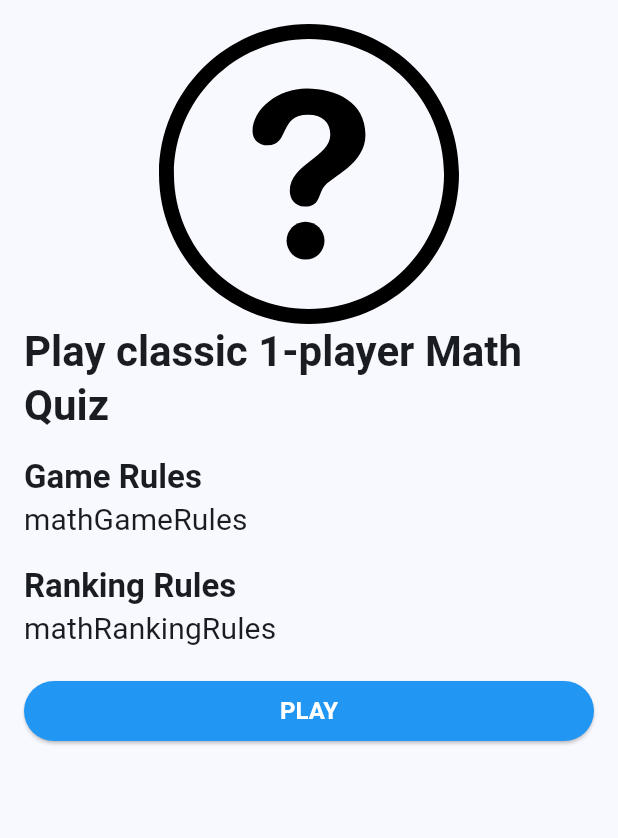
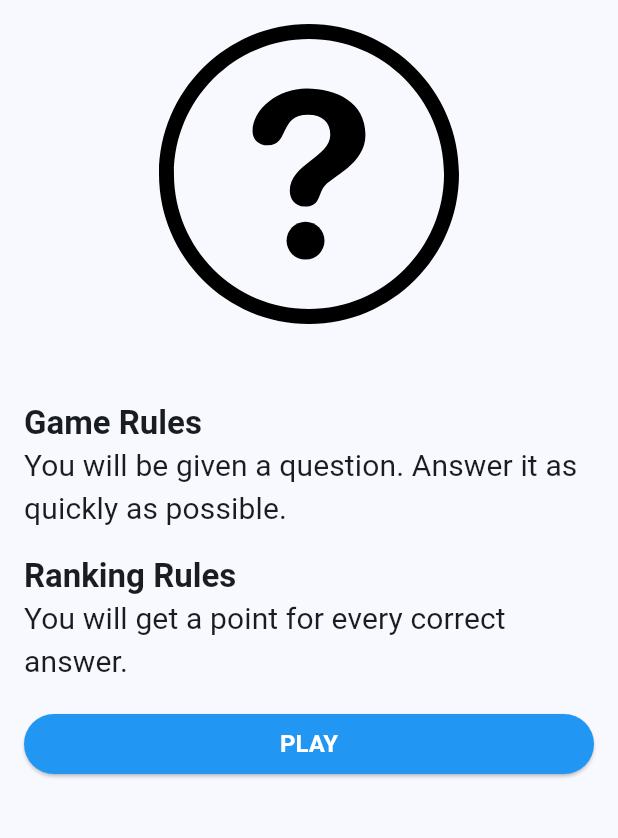
Before and after one commit to Dejana1202/mozgalica_mobilno_racunarstvo, a Flutter app: the screen it shows after launch, after a tap on "Math Quiz", on a phone screen of 412 x 824 dp, the part 84-922 px from its top. Run offline on Flutter 3.47's test engine with Material 3 defaults, Android fonts, the phone set to English and light mode, and no system bars; our stand-ins replace flutter_svg, shared_preferences, sqflite; accounts and stored records are empty.

Commit message:
Localization Game rules and ranking

```diff
--- a/lib/l10n/app_en.arb
+++ b/lib/l10n/app_en.arb
@@ -5,5 +5,23 @@
   "leaderboards": "Leaderboards",
   "settings": "Settings",
   "english": "English",
-  "serbian": "Serbian"
+  "serbian": "Serbian",
+  "clearFilters": "Clear filters",
+  "tttTitle": "Tic Tac Toe",
+  "memoryTitle": "Memory Game",
+  "mathQuizTitle": "Math Quiz",
+  "tttDescription": "A classic game of Tic Tac Toe. Play against a friend.",
+  "tttGameRules": "The game is played on a 3x3 grid. The player who succeeds in placing three of their marks in a horizontal, vertical, or diagonal row wins the game.",
+  "tttRankingRules": "Each win aword a point.",
+  "memoryDescription": "A game of memory. Try to remember the cards.",
+  "memoryGameRules": "You can flip 2 cards at once. If they match, they will remain flipped. If they don't match, they will be turned back over. Try to match all the cards to win the game.",
+  "memoryRankingRules": "You will get negative points for every card that is turned over.",
+  "mathQuizDescription": "A game of math. Try to answer the questions.",
+  "mathGameRules": "You will be given a question. Answer it as quickly as possible.",
+  "mathRankingRules": "You will get a point for every correct answer.",
+  "enterYourName": "Enter your name",
+  "playerName": "Player name",
+  "nameHint": "This name will be shown in the game. Keep it short for best layout.",
+  "gameRules": "Game Rules",
+  "rankingRules": "Ranking Rules"
 }
--- a/lib/l10n/app_localizations.dart
+++ b/lib/l10n/app_localizations.dart
@@ -133,6 +133,114 @@ abstract class AppLocalizations {
   /// In en, this message translates to:
   /// **'Serbian'**
   String get serbian;
+
+  /// No description provided for @clearFilters.
+  ///
+  /// In en, this message translates to:
+  /// **'Clear filters'**
+  String get clearFilters;
+
+  /// No description provided for @tttTitle.
+  ///
+  /// In en, this message translates to:
+  /// **'Tic Tac Toe'**
+  String get tttTitle;
+
+  /// No description provided for @memoryTitle.
+  ///
+  /// In en, this message translates to:
+  /// **'Memory Game'**
+  String get memoryTitle;
+
+  /// No description provided for @mathQuizTitle.
+  ///
+  /// In en, this message translates to:
+  /// **'Math Quiz'**
+  String get mathQuizTitle;
+
+  /// No description provided for @tttDescription.
+  ///
+  /// In en, this message translates to:
+  /// **'A classic game of Tic Tac Toe. Play against a friend.'**
+  String get tttDescription;
+
+  /// No description provided for @tttGameRules.
+  ///
+  /// In en, this message translates to:
+  /// **'The game is played on a 3x3 grid. The player who succeeds in placing three of their marks in a horizontal, vertical, or diagonal row wins the game.'**
+  String get tttGameRules;
+
+  /// No description provided for @tttRankingRules.
+  ///
+  /// In en, this message translates to:
+  /// **'Each win aword a point.'**
+  String get tttRankingRules;
+
+  /// No description provided for @memoryDescription.
+  ///
+  /// In en, this message translates to:
+  /// **'A game of memory. Try to remember the cards.'**
+  String get memoryDescription;
+
+  /// No description provided for @memoryGameRules.
+  ///
+  /// In en, this message translates to:
+  /// **'You can flip 2 cards at once. If they match, they will remain flipped. If they don\'t match, they will be turned back over. Try to match all the cards to win the game.'**
+  String get memoryGameRules;
+
+  /// No description provided for @memoryRankingRules.
+  ///
+  /// In en, this message translates to:
+  /// **'You will get negative points for every card that is turned over.'**
+  String get memoryRankingRules;
+
+  /// No description provided for @mathQuizDescription.
+  ///
+  /// In en, this message translates to:
+  /// **'A game of math. Try to answer the questions.'**
+  String get mathQuizDescription;
+
+  /// No description provided for @mathGameRules.
+  ///
+  /// In en, this message translates to:
+  /// **'You will be given a question. Answer it as quickly as possible.'**
+  String get mathGameRules;
+
+  /// No description provided for @mathRankingRules.
+  ///
+  /// In en, this message translates to:
+  /// **'You will get a point for every correct answer.'**
+  String get mathRankingRules;
+
+  /// No description provided for @enterYourName.
+  ///
+  /// In en, this message translates to:
+  /// **'Enter your name'**
+  String get enterYourName;
+
+  /// No description provided for @playerName.
+  ///
+  /// In en, this message translates to:
+  /// **'Player name'**
+  String get playerName;
+
+  /// No description provided for @nameHint.
+  ///
+  /// In en, this message translates to:
+  /// **'This name will be shown in the game. Keep it short for best layout.'**
+  String get nameHint;
+
+  /// No description provided for @gameRules.
+  ///
+  /// In en, this message translates to:
+  /// **'Game Rules'**
+  String get gameRules;
+
+  /// No description provided for @rankingRules.
+  ///
+  /// In en, this message translates to:
+  /// **'Ranking Rules'**
+  String get rankingRules;
 }
 
 class _AppLocalizationsDelegate
--- a/lib/l10n/app_localizations_en.dart
+++ b/lib/l10n/app_localizations_en.dart
@@ -25,4 +25,67 @@ class AppLocalizationsEn extends AppLocalizations {
 
   @override
   String get serbian => 'Serbian';
+
+  @override
+  String get clearFilters => 'Clear filters';
+
+  @override
+  String get tttTitle => 'Tic Tac Toe';
+
+  @override
+  String get memoryTitle => 'Memory Game';
+
+  @override
+  String get mathQuizTitle => 'Math Quiz';
+
+  @override
+  String get tttDescription =>
+      'A classic game of Tic Tac Toe. Play against a friend.';
+
+  @override
+  String get tttGameRules =>
+      'The game is played on a 3x3 grid. The player who succeeds in placing three of their marks in a horizontal, vertical, or diagonal row wins the game.';
+
+  @override
+  String get tttRankingRules => 'Each win aword a point.';
+
+  @override
+  String get memoryDescription =>
+      'A game of memory. Try to remember the cards.';
+
+  @override
+  String get memoryGameRules =>
+      'You can flip 2 cards at once. If they match, they will remain flipped. If they don\'t match, they will be turned back over. Try to match all the cards to win the game.';
+
+  @override
+  String get memoryRankingRules =>
+      'You will get negative points for every card that is turned over.';
+
+  @override
+  String get mathQuizDescription =>
+      'A game of math. Try to answer the questions.';
+
+  @override
+  String get mathGameRules =>
+      'You will be given a question. Answer it as quickly as possible.';
+
+  @override
+  String get mathRankingRules =>
+      'You will get a point for every correct answer.';
+
+  @override
+  String get enterYourName => 'Enter your name';
+
+  @override
+  String get playerName => 'Player name';
+
+  @override
+  String get nameHint =>
+      'This name will be shown in the game. Keep it short for best layout.';
+
+  @override
+  String get gameRules => 'Game Rules';
+
+  @override
+  String get rankingRules => 'Ranking Rules';
 }
--- a/lib/l10n/app_localizations_sr.dart
+++ b/lib/l10n/app_localizations_sr.dart
@@ -25,4 +25,64 @@ class AppLocalizationsSr extends AppLocalizations {
 
   @override
   String get serbian => 'Srpski';
+
+  @override
+  String get clearFilters => 'Obriši filtere';
+
+  @override
+  String get tttTitle => 'Iks Oks';
+
+  @override
+  String get memoryTitle => 'Igra Memorije';
+
+  @override
+  String get mathQuizTitle => 'Matematički Kviz';
+
+  @override
+  String get tttDescription =>
+      'Klasična igra Iks Oks. Igrajte protiv prijatelja.';
+
+  @override
+  String get tttGameRules =>
+      'Igra se igra na 3x3 mreži. Igrač koji uspostavi tri svoja znaka u horizontalnoj, vertikalnoj ili dijagonalnoj liniji je pobjednik igre.';
+
+  @override
+  String get tttRankingRules => 'Za svaku pobjedu se dobija 1 bod.';
+
+  @override
+  String get memoryDescription =>
+      'Igra Memorije. Pokušajte da zapamtite kartice.';
+
+  @override
+  String get memoryGameRules =>
+      'Možete otvoriti 2 kartice odjednom. Ako su iste, ostaju otvorene. Ako nisu iste, vratiće se nazad. Pokušajte da otvorite sve kartice da biste završili igru.';
+
+  @override
+  String get memoryRankingRules => 'Za svaki promašaj dobijate negativan bod.';
+
+  @override
+  String get mathQuizDescription =>
+      'Igra Matematički Kviz. Pokušajte da odgovorite na pitanja.';
+
+  @override
+  String get mathGameRules => 'Odgovorite na pitanja najbrže što možete.';
+
+  @override
+  String get mathRankingRules => 'Za svaki tačan odgovor se dobija 1 bod.';
+
+  @override
+  String get enterYourName => 'Unesite Vaše ime';
+
+  @override
+  String get playerName => 'Ime igrača';
+
+  @override
+  String get nameHint =>
+      'Ovo ime će se prikazati u igri. Ostavite kratko za najbolji izgled.';
+
+  @override
+  String get gameRules => 'Pravila igre';
+
+  @override
+  String get rankingRules => 'Pravila rangiranja';
 }
--- a/lib/service/game_service.dart
+++ b/lib/service/game_service.dart
@@ -22,28 +22,28 @@ class GameService {
 
   static const ttt = GameModel(
     id: "ttt",
-    title: "Tic Tac Toe",
-    description: "Play classic 2-player Tic Tac Toe",
-    gameRules: "tttGameRules",
-    rankingRules: "tttRankingRules",
+    title: "tttTitle",
+    description: "",
+    gameRules: "",
+    rankingRules: "",
     svgIconPath: "assets/tic_tac_toe.svg",
   );
 
   static const memory = GameModel(
     id: "memory",
     title: "Memory",
-    description: "Play classic 1-player Memory",
-    gameRules: "memoryGameRules",
-    rankingRules: "memoryRankingRules",
+    description: "",
+    gameRules: "",
+    rankingRules: "",
     svgIconPath: "assets/memory_cards.svg",
   );
 
   static const mathQuiz = GameModel(
     id: "math",
     title: "Math Quiz",
-    description: "Play classic 1-player Math Quiz",
-    gameRules: "mathGameRules",
-    rankingRules: "mathRankingRules",
+    description: "",
+    gameRules: "",
+    rankingRules: "",
     svgIconPath: "assets/math_quiz.svg",
   );
 
--- a/lib/service/localization_service.dart
+++ b/lib/service/localization_service.dart
@@ -1,7 +1,60 @@
 import 'package:flutter/material.dart';
+import 'package:mozgalica/l10n/app_localizations.dart';
 import 'package:mozgalica/main.dart';
+import 'package:mozgalica/model/game_model.dart';
+import 'package:mozgalica/service/game_service.dart';
 import 'package:mozgalica/view/settings_page.dart';
 
 /// This is a variable that stores current app locale. User can change it in [SettingsPage].
 /// To get updates about locale changes, listen to it via [ValueListenableBuilder] in [MyApp].
 final ValueNotifier<Locale?> appLocale = ValueNotifier<Locale?>(null);
+
+class GameLocalizationService {
+  static String getLocalizedTitle(BuildContext context, GameModel game) {
+    if (game.id == GameService.ttt.id) {
+      return AppLocalizations.of(context)!.tttTitle;
+    } else if (game.id == GameService.memory.id) {
+      return AppLocalizations.of(context)!.memoryTitle;
+    } else if (game.id == GameService.mathQuiz.id) {
+      return AppLocalizations.of(context)!.mathQuizTitle;
+    }
+
+    return game.title;
+  }
+
+  static String getLocalizedDescription(BuildContext context, GameModel game) {
+    if (game.id == GameService.ttt.id) {
+      return AppLocalizations.of(context)!.tttDescription;
+    } else if (game.id == GameService.memory.id) {
+      return AppLocalizations.of(context)!.memoryDescription;
+    } else if (game.id == GameService.mathQuiz.id) {
+      return AppLocalizations.of(context)!.mathQuizDescription;
+    }
+
+    return game.description;
+  }
+
+  static String getLocalizedGameRules(BuildContext context, GameModel game) {
+    if (game.id == GameService.ttt.id) {
+      return AppLocalizations.of(context)!.tttGameRules;
+    } else if (game.id == GameService.memory.id) {
+      return AppLocalizations.of(context)!.memoryGameRules;
+    } else if (game.id == GameService.mathQuiz.id) {
+      return AppLocalizations.of(context)!.mathGameRules;
+    }
+
+    return game.gameRules;
+  }
+
+  static String getLocalizedRankingRules(BuildContext context, GameModel game) {
+    if (game.id == GameService.ttt.id) {
+      return AppLocalizations.of(context)!.tttRankingRules;
+    } else if (game.id == GameService.memory.id) {
+      return AppLocalizations.of(context)!.memoryRankingRules;
+    } else if (game.id == GameService.mathQuiz.id) {
+      return AppLocalizations.of(context)!.mathRankingRules;
+    }
+
+    return game.rankingRules;
+  }
+}
--- a/lib/view/game_details_page.dart
+++ b/lib/view/game_details_page.dart
@@ -1,7 +1,9 @@
 import 'package:flutter/material.dart';
 import 'package:flutter_svg/flutter_svg.dart';
+import 'package:mozgalica/l10n/app_localizations.dart';
 import 'package:mozgalica/model/game_model.dart';
 import 'package:mozgalica/service/game_service.dart';
+import 'package:mozgalica/service/localization_service.dart';
 import 'package:mozgalica/view/math/math_quiz_game_session_page.dart';
 import 'package:mozgalica/view/memory/memory_game_session_page.dart';
 import 'package:mozgalica/view/memory/single_player_entry_page.dart';
@@ -15,7 +17,9 @@ class GameDetailsPage extends StatelessWidget {
   @override
   Widget build(BuildContext context) {
     return Scaffold(
-      appBar: AppBar(title: Text(game.title)),
+      appBar: AppBar(
+        title: Text(GameLocalizationService.getLocalizedTitle(context, game)),
+      ),
       body: ListView(
         padding: const EdgeInsets.all(16),
         children: [
@@ -28,21 +32,24 @@ class GameDetailsPage extends StatelessWidget {
           ),
           SizedBox(height: 16),
           Text(
-            "Game Rules",
-            style: Theme.of(
-              context,
-            ).textTheme.titleLarge?.copyWith(fontWeight: FontWeight.bold),
-          ),
-          Text(game.gameRules, style: Theme.of(context).textTheme.labelLarge),
-          SizedBox(height: 16),
-          Text(
-            "Ranking Rules",
+            AppLocalizations.of(context)!.gameRules,
             style: Theme.of(
               context,
             ).textTheme.titleLarge?.copyWith(fontWeight: FontWeight.bold),
           ),
           Text(
-            game.rankingRules,
+            GameLocalizationService.getLocalizedGameRules(context, game),
+            style: Theme.of(context).textTheme.labelLarge,
+          ),
+          SizedBox(height: 16),
+          Text(
+            AppLocalizations.of(context)!.rankingRules,
+            style: Theme.of(
+              context,
+            ).textTheme.titleLarge?.copyWith(fontWeight: FontWeight.bold),
+          ),
+          Text(
+            GameLocalizationService.getLocalizedRankingRules(context, game),
             style: Theme.of(context).textTheme.labelLarge,
           ),
           Padding(
--- a/lib/view/game_list_item.dart
+++ b/lib/view/game_list_item.dart
@@ -1,6 +1,7 @@
 import 'package:flutter/material.dart';
 import 'package:flutter_svg/flutter_svg.dart';
 import 'package:mozgalica/model/game_model.dart';
+import 'package:mozgalica/service/localization_service.dart';
 
 class GameListItem extends StatelessWidget {
   const GameListItem({super.key, required this.game, required this.onTap});
@@ -38,7 +39,7 @@ class GameListItem extends StatelessWidget {
                 mainAxisAlignment: MainAxisAlignment.spaceBetween,
                 children: [
                   Text(
-                    game.title,
+                    GameLocalizationService.getLocalizedTitle(context, game),
                     style: Theme.of(context).textTheme.headlineSmall?.copyWith(
                       fontWeight: FontWeight.bold,
                     ),
@@ -46,7 +47,10 @@ class GameListItem extends StatelessWidget {
                   Padding(
                     padding: const EdgeInsets.only(top: 8),
                     child: Text(
-                      game.description,
+                      GameLocalizationService.getLocalizedDescription(
+                        context,
+                        game,
+                      ),
                       style: Theme.of(context).textTheme.bodyLarge,
                     ),
                   ),
--- a/lib/view/leaderboards_page.dart
+++ b/lib/view/leaderboards_page.dart
@@ -176,7 +176,7 @@ class _LeaderboardsPageState extends State<LeaderboardsPage> {
                         filterResults();
                       },
                       icon: const Icon(Icons.clear_all),
-                      label: const Text('Clear filters'),
+                      label: Text(AppLocalizations.of(context)!.clearFilters),
                     ),
                   ],
                 ),
--- a/lib/view/ttt/two_player_entry_page.dart
+++ b/lib/view/ttt/two_player_entry_page.dart
@@ -1,4 +1,7 @@
 import 'package:flutter/material.dart';
+import 'package:mozgalica/l10n/app_localizations.dart';
+import 'package:mozgalica/service/game_service.dart';
+import 'package:mozgalica/service/localization_service.dart';
 import 'package:mozgalica/view/ttt/ttt_game_session_page.dart';
 
 class TwoPlayerEntryPage extends StatefulWidget {
@@ -38,7 +41,7 @@ class _TwoPlayerEntryPageState extends State<TwoPlayerEntryPage> {
   @override
   Widget build(BuildContext context) {
     return Scaffold(
-      appBar: AppBar(title: const Text('Tic Tac Toe — Enter your name')),
+      appBar: AppBar(title: Text(AppLocalizations.of(context)!.enterYourName)),
       body: Padding(
         padding: const EdgeInsets.all(16.0),
         child: Form(
```
Also changed, not shown: lib/l10n/app_sr.arb (+19 -1 lines), lib/view/memory/single_player_entry_page.dart (+5 -4 lines).
